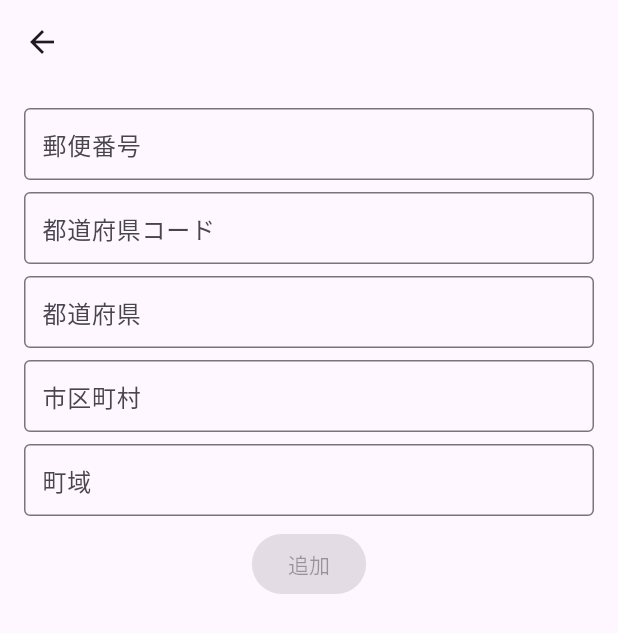
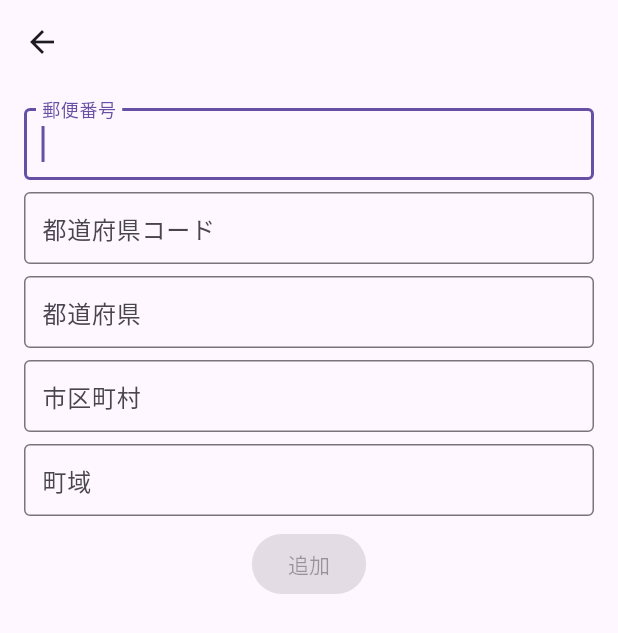
Before and after one commit to DaigoWakabayashi/flutter_address_input, a Flutter app: the AddPage screen opened directly, on a phone screen of 412 x 824 dp. Shown: the top 633 px of the screen. Run offline on Flutter 3.47's test engine with Material 3 defaults, Android fonts, the phone set to English and light mode, and no system bars; our stand-ins replace cloud_firestore, firebase_core, flutter_hooks, gap, hooks_riverpod; accounts and stored records are empty.

Commit message:
feat: 各入力項目のフォーカス管理を追加

```diff
--- a/lib/pages/add_page.dart
+++ b/lib/pages/add_page.dart
@@ -14,6 +14,12 @@ class AddPage extends HookWidget {
     final address1Controller = useTextEditingController();
     final address2Controller = useTextEditingController();
     final address3Controller = useTextEditingController();
+    // FocusNode
+    final zipcodeFocusNode = useFocusNode();
+    final prefcodeFocusNode = useFocusNode();
+    final address1FocusNode = useFocusNode();
+    final address2FocusNode = useFocusNode();
+    final address3FocusNode = useFocusNode();
     // Validation
     final isValidZipcode = useListenableSelector(
       zipcodeController,
@@ -40,6 +46,11 @@ class AddPage extends HookWidget {
         isValidAddress1 &&
         isValidAddress2 &&
         isValidAddress3;
+    // Effect
+    useEffect(() {
+      zipcodeFocusNode.requestFocus();
+      return null;
+    }, const []);
     // Callback
     final add = useCallback(() async {
       final navigator = Navigator.of(context);
@@ -63,37 +74,37 @@ class AddPage extends HookWidget {
             const Gap(16),
             TextFormField(
               controller: zipcodeController,
-              decoration: const InputDecoration(
-                labelText: '郵便番号',
-              ),
+              focusNode: zipcodeFocusNode,
+              decoration: const InputDecoration(labelText: '郵便番号'),
+              onEditingComplete: () => prefcodeFocusNode.requestFocus(),
             ),
             const Gap(8),
             TextFormField(
               controller: prefcodeController,
-              decoration: const InputDecoration(
-                labelText: '都道府県コード',
-              ),
+              focusNode: prefcodeFocusNode,
+              decoration: const InputDecoration(labelText: '都道府県コード'),
+              onEditingComplete: () => address1FocusNode.requestFocus(),
             ),
             const Gap(8),
             TextFormField(
               controller: address1Controller,
-              decoration: const InputDecoration(
-                labelText: '都道府県',
-              ),
+              focusNode: address1FocusNode,
+              decoration: const InputDecoration(labelText: '都道府県'),
+              onEditingComplete: () => address2FocusNode.requestFocus(),
             ),
             const Gap(8),
             TextFormField(
               controller: address2Controller,
-              decoration: const InputDecoration(
-                labelText: '市区町村',
-              ),
+              focusNode: address2FocusNode,
+              decoration: const InputDecoration(labelText: '市区町村'),
+              onEditingComplete: () => address3FocusNode.requestFocus(),
             ),
             const Gap(8),
             TextFormField(
               controller: address3Controller,
-              decoration: const InputDecoration(
-                labelText: '町域',
-              ),
+              focusNode: address3FocusNode,
+              decoration: const InputDecoration(labelText: '町域'),
+              onEditingComplete: () => FocusScope.of(context).unfocus(),
             ),
             const Gap(8),
             ElevatedButton(
```
